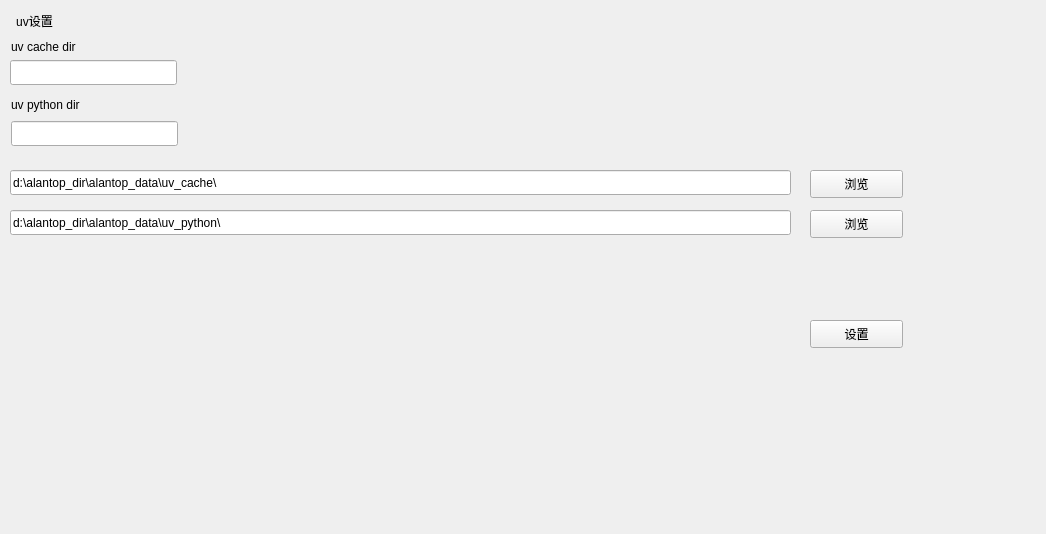
Qt form uv.ui (alantop0720/alantop_config) before a commit.
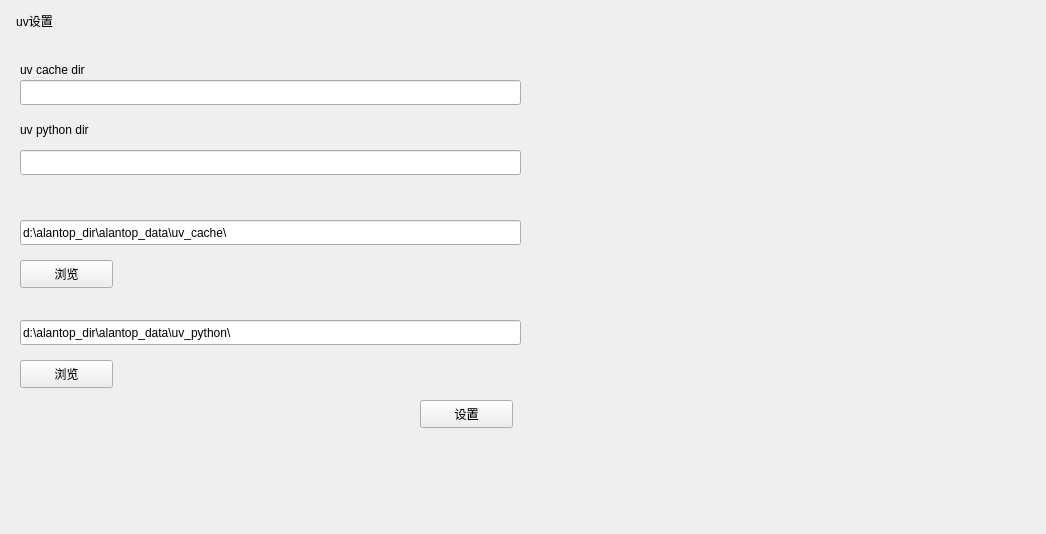
The same form after that commit.

Commit message:
refactor(uv setup): 调整UI布局并新增目录自动创建逻辑
1. 调整uv.ui中所有控件的位置与尺寸，优化界面布局
2. 在设置环境变量前自动检测并创建目标目录

Patch:
```diff
--- a/uv.ui
+++ b/uv.ui
@@ -32,9 +32,9 @@
   <widget class="QLineEdit" name="lineEdit_CACHE_DIR">
    <property name="geometry">
     <rect>
-     <x>10</x>
-     <y>60</y>
-     <width>167</width>
+     <x>20</x>
+     <y>80</y>
+     <width>501</width>
      <height>25</height>
     </rect>
    </property>
@@ -42,9 +42,9 @@
   <widget class="QLineEdit" name="lineEdit_PTHON_DIR">
    <property name="geometry">
     <rect>
-     <x>11</x>
-     <y>121</y>
-     <width>167</width>
+     <x>20</x>
+     <y>150</y>
+     <width>501</width>
      <height>25</height>
     </rect>
    </property>
@@ -52,8 +52,8 @@
   <widget class="QLabel" name="label">
    <property name="geometry">
     <rect>
-     <x>11</x>
-     <y>37</y>
+     <x>20</x>
+     <y>60</y>
      <width>87</width>
      <height>19</height>
     </rect>
@@ -65,8 +65,8 @@
   <widget class="QLabel" name="label_2">
    <property name="geometry">
     <rect>
-     <x>11</x>
-     <y>95</y>
+     <x>20</x>
+     <y>120</y>
      <width>97</width>
      <height>19</height>
     </rect>
@@ -78,9 +78,9 @@
   <widget class="QLineEdit" name="lineEdit_NEW_CACHE_DIR">
    <property name="geometry">
     <rect>
-     <x>10</x>
-     <y>170</y>
-     <width>781</width>
+     <x>20</x>
+     <y>220</y>
+     <width>501</width>
      <height>25</height>
     </rect>
    </property>
@@ -91,8 +91,8 @@
   <widget class="QPushButton" name="pushButton_cache_dir">
    <property name="geometry">
     <rect>
-     <x>810</x>
-     <y>170</y>
+     <x>20</x>
+     <y>260</y>
      <width>93</width>
      <height>28</height>
     </rect>
@@ -104,8 +104,8 @@
   <widget class="QPushButton" name="pushButton_python_dir">
    <property name="geometry">
     <rect>
-     <x>810</x>
-     <y>210</y>
+     <x>20</x>
+     <y>360</y>
      <width>93</width>
      <height>28</height>
     </rect>
@@ -117,8 +117,8 @@
   <widget class="QPushButton" name="pushButton_set">
    <property name="geometry">
     <rect>
-     <x>810</x>
-     <y>320</y>
+     <x>420</x>
+     <y>400</y>
      <width>93</width>
      <height>28</height>
     </rect>
@@ -130,9 +130,9 @@
   <widget class="QLineEdit" name="lineEdit_PYTHON_DIR">
    <property name="geometry">
     <rect>
-     <x>10</x>
-     <y>210</y>
-     <width>781</width>
+     <x>20</x>
+     <y>320</y>
+     <width>501</width>
      <height>25</height>
     </rect>
    </property>
```
The commit also changes 1 other file.
